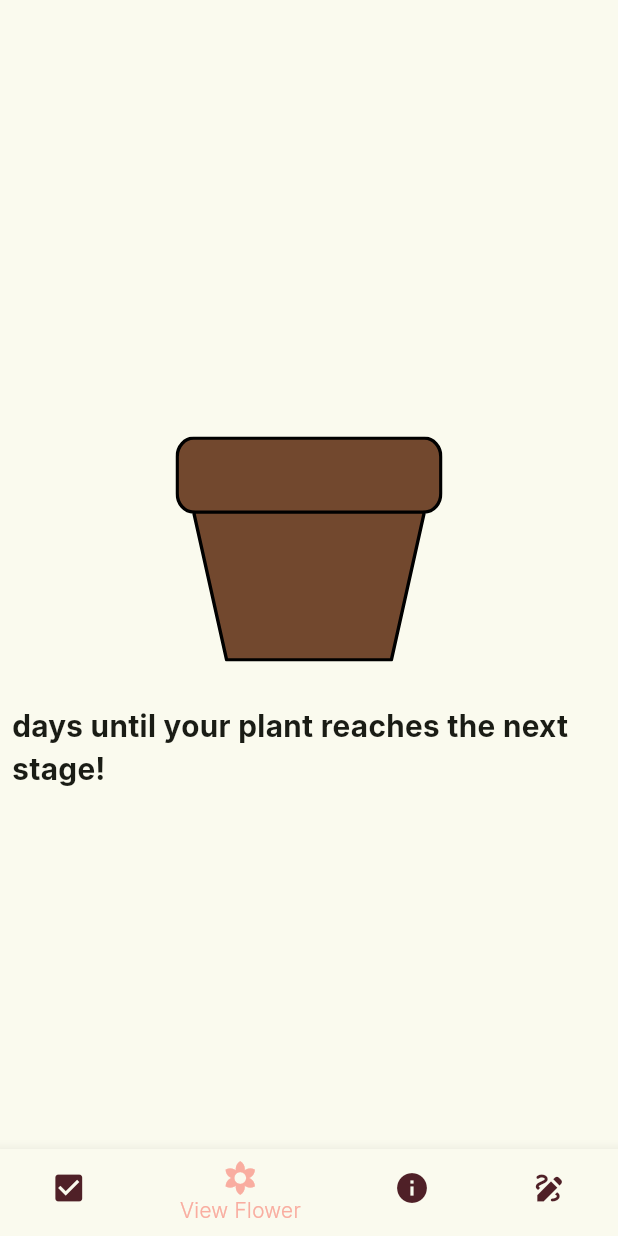
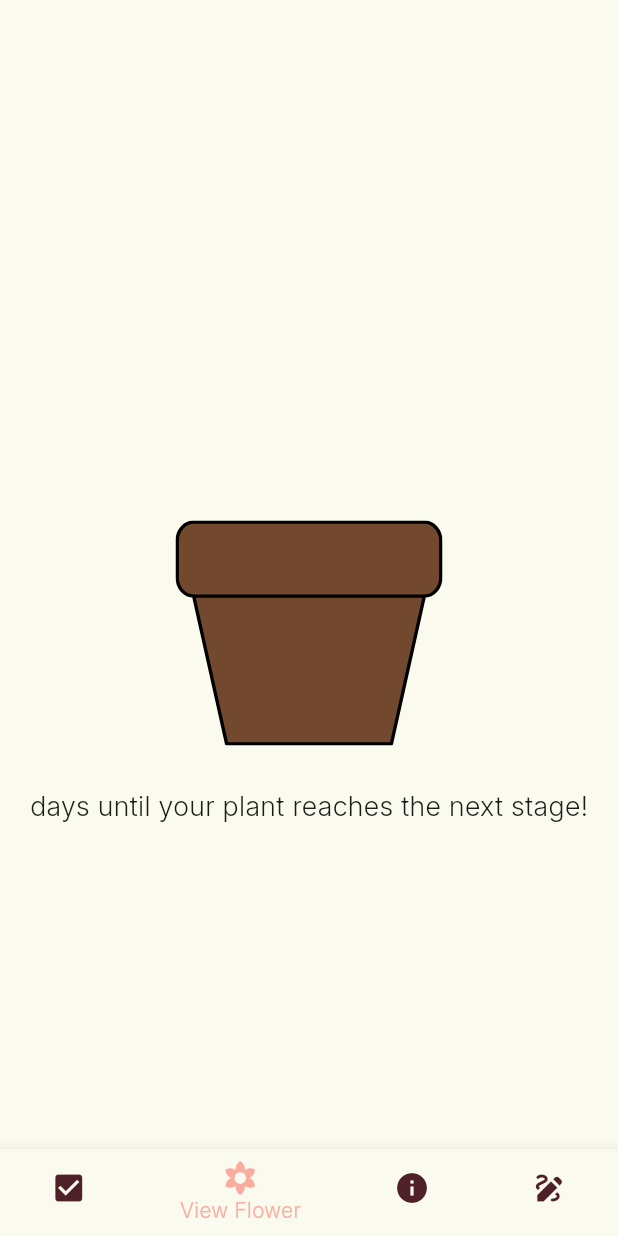
Before and after one commit to maureensanchez99/we_hack2025, a Flutter app: the ViewFlowerPage screen opened directly, on a phone screen of 412 x 824 dp. Run offline on Flutter 3.47's test engine with Material 3 defaults, Android fonts, the phone set to English and light mode, and no system bars; our stand-ins replace flutter_svg, shared_preferences; accounts and stored records are empty.

Commit message:
save point

```diff
--- a/lib/pages/view_flower_page.dart
+++ b/lib/pages/view_flower_page.dart
@@ -12,11 +12,11 @@ class ViewFlowerPage extends StatefulWidget {
 
 class _ViewFlowerPageState extends State<ViewFlowerPage> {
   String plantName = '';
-  int _selectedIndex = 1;
+  int _selectedIndex = 1; // Default index for "View Flower"
 
   final List<Widget> _pages = [
     const DailyReminder(),
-    ViewFlowerPage(),
+    ViewFlowerPage(), // Fixed: Added `const` to avoid infinite recursion
     TutorialPage(),
     MessagesPage(),
   ];
@@ -53,25 +53,27 @@ class _ViewFlowerPageState extends State<ViewFlowerPage> {
           mainAxisAlignment: MainAxisAlignment.center,
           children: [
             Text(
-              "$plantName",
+              plantName,
               style: const TextStyle(
                 fontSize: 28,
                 fontWeight: FontWeight.w800,
               ),
             ),
-            SizedBox(height: 20),
+            const SizedBox(height: 100),
             SvgPicture.asset(
               'assets/images/pot.svg',
               height: 150,
             ),
-            SizedBox(height: 20),
-            Padding(
-              padding: const EdgeInsets.all(8.0),
-              child: const Text(
-                "days until your plant reaches the next stage!",
-                style: TextStyle(
-                  fontSize: 20,
-                  fontWeight: FontWeight.w600,
+            const SizedBox(height: 20),
+            const Padding(
+              padding: EdgeInsets.all(8.0),
+              child: Center(
+                child: Text(
+                  "days until your plant reaches the next stage!",
+                  style: TextStyle(
+                    fontSize: 18,
+                    fontWeight: FontWeight.w400,
+                  ),
                 ),
               ),
             ),
```
